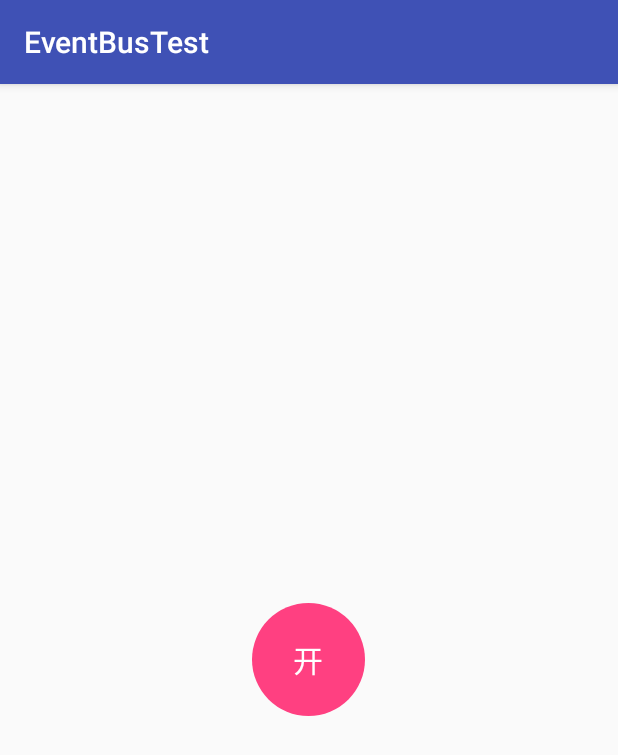
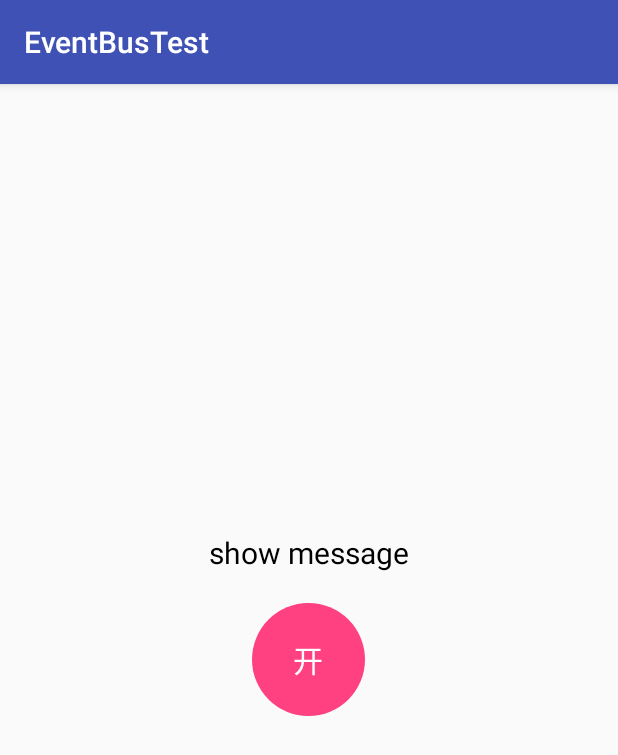
Before and after one commit to sysukehan/AndroidTests, an Android app: the screen it shows after launch (FirstActivity), on a phone screen of 412 x 824 dp. Shown: the top 755 px of the screen. Run offline under Robolectric (Android 15) with nearby library versions, the phone set to English and light mode, and no system bars; our stand-ins replace EventBus.

Commit message:
完善了EventBus的学习代码

```diff
--- a/EventBusTest/src/main/java/com/study/android/kehan/eventbustest/Activity/SecondActivity.java
+++ b/EventBusTest/src/main/java/com/study/android/kehan/eventbustest/Activity/SecondActivity.java
@@ -26,7 +26,8 @@ public class SecondActivity extends AppCompatActivity {
         back.setOnClickListener(new View.OnClickListener() {
             @Override
             public void onClick(View view) {
-                EventBus.getDefault().post(new EventBusMessage("我又滚回来了"));
+                EventBus.getDefault().post(new EventBusMessage("我是一个消息"));
+//                EventBus.getDefault().post(new String("我是一个消息"));
                 finish();
             }
         });
--- a/EventBusTest/src/main/res/layout/first_layout.xml
+++ b/EventBusTest/src/main/res/layout/first_layout.xml
@@ -2,6 +2,16 @@
 <RelativeLayout xmlns:android="http://schemas.android.com/apk/res/android"
     android:layout_width="match_parent"
     android:layout_height="match_parent">
+    <TextView
+        android:id="@+id/show"
+        android:layout_width="wrap_content"
+        android:layout_height="wrap_content"
+        android:text="show message"
+        android:textSize="20sp"
+        android:textColor="@color/black"
+        android:layout_above="@+id/start_activity"
+        android:layout_centerHorizontal="true"
+        android:layout_marginBottom="20dp"/>
     <TextView
         android:id="@+id/start_activity"
         android:layout_width="wrap_content"
```
Also changed, not shown: EventBusTest/src/main/java/com/study/android/kehan/eventbustest/Activity/FirstActivity.java (+20 -0 lines).
